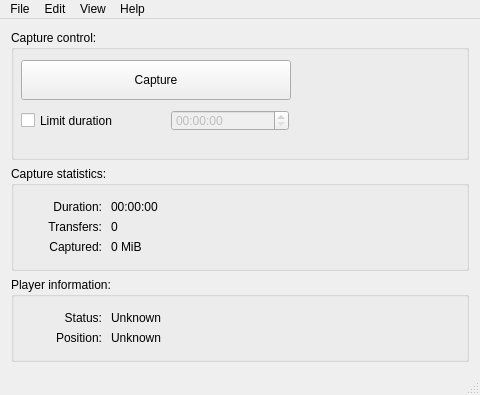
simoninns/DomesdayDuplicator-gui-app, file Linux-Application/DomesdayDuplicator/mainwindow.ui: the form before one commit.
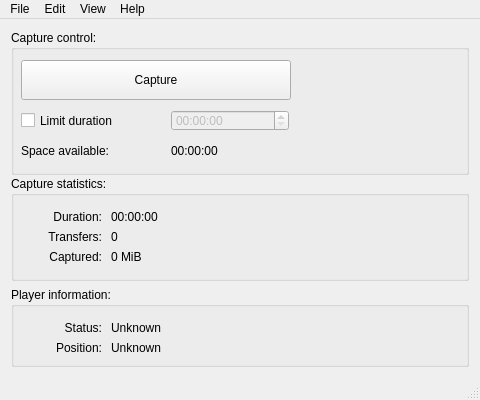
The form after the commit. Icons and pictures are not drawn.

Commit message: Added free space monitor to fix issue #36

```diff
--- a/Linux-Application/DomesdayDuplicator/mainwindow.ui
+++ b/Linux-Application/DomesdayDuplicator/mainwindow.ui
@@ -7,13 +7,13 @@
     <x>0</x>
     <y>0</y>
     <width>480</width>
-    <height>395</height>
+    <height>400</height>
    </rect>
   </property>
   <property name="minimumSize">
    <size>
     <width>480</width>
-    <height>395</height>
+    <height>400</height>
    </size>
   </property>
   <property name="windowTitle">
@@ -30,7 +30,7 @@
       <property name="minimumSize">
        <size>
         <width>0</width>
-        <height>130</height>
+        <height>145</height>
        </size>
       </property>
       <property name="title">
@@ -106,6 +106,32 @@
         <pixmap resource="resources.qrc">:/graphics/logo/Graphics/Domesday Duplicator logo colour 150px.png</pixmap>
        </property>
       </widget>
+      <widget class="QLabel" name="label_7">
+       <property name="geometry">
+        <rect>
+         <x>10</x>
+         <y>110</y>
+         <width>121</width>
+         <height>21</height>
+        </rect>
+       </property>
+       <property name="text">
+        <string>Space available:</string>
+       </property>
+      </widget>
+      <widget class="QLabel" name="spaceAvailableLabel">
+       <property name="geometry">
+        <rect>
+         <x>160</x>
+         <y>110</y>
+         <width>121</width>
+         <height>21</height>
+        </rect>
+       </property>
+       <property name="text">
+        <string>00:00:00</string>
+       </property>
+      </widget>
      </widget>
     </item>
     <item>
```
The commit also changes 2 other files.
